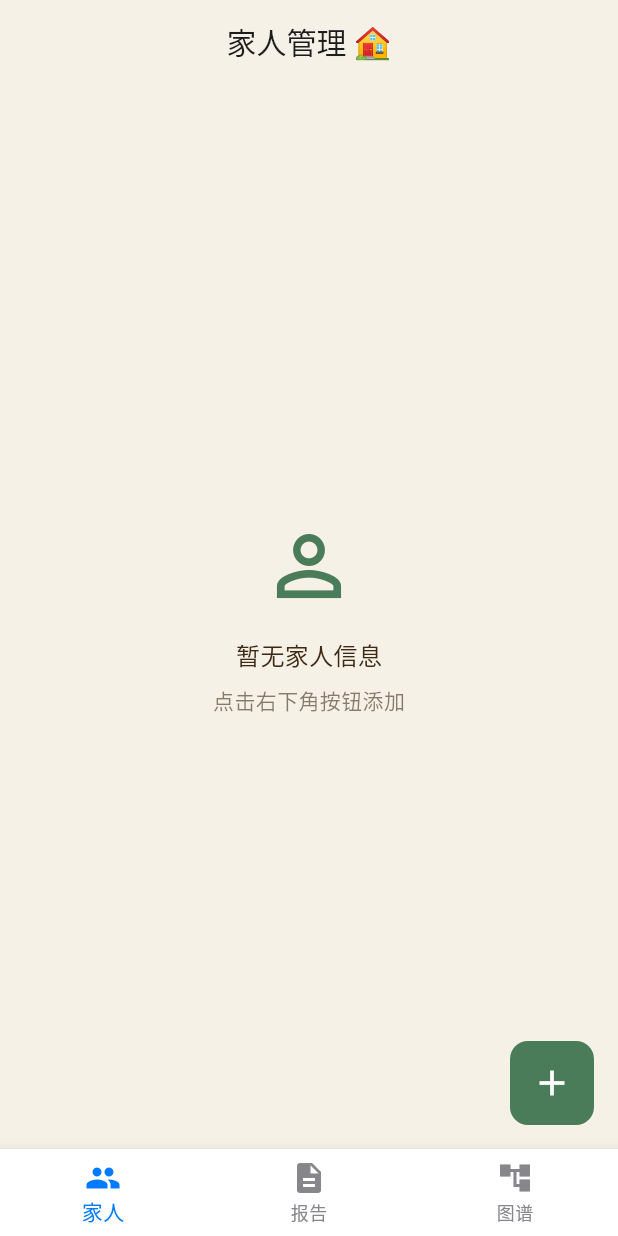
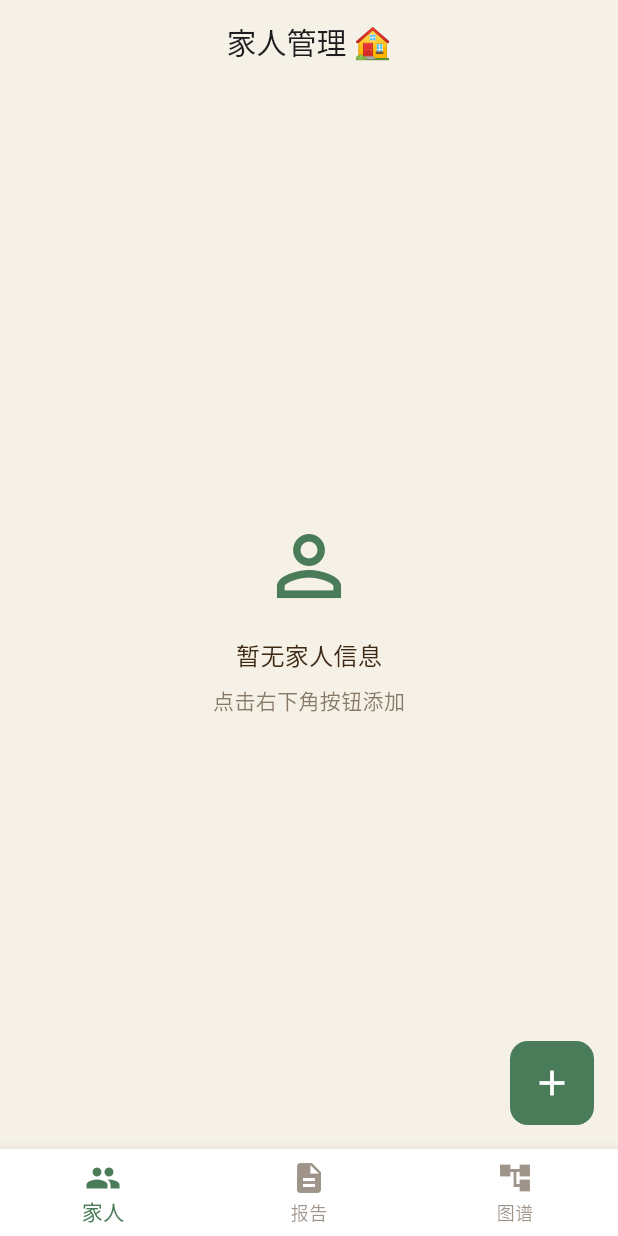
Before and after one commit to wednesdaygogo/myapp, a Flutter app: the screen it shows after launch, on a phone screen of 412 x 824 dp. Run offline on Flutter 3.47's test engine with Material 3 defaults, Android fonts, the phone set to English and light mode, and no system bars; our stand-ins replace file_picker, fl_chart, flutter_riverpod, go_router, hive, hive_flutter; missing offline and left inert: pdfrx; accounts and stored records are empty.

Commit message:
feat: add person report detail page route with crayon-style bottom nav

```diff
--- a/lib/core/router/app_router.dart
+++ b/lib/core/router/app_router.dart
@@ -1,13 +1,14 @@
 import 'package:flutter/material.dart';
 import 'package:go_router/go_router.dart';
 import 'package:flutter_riverpod/flutter_riverpod.dart';
-import '../theme/app_theme.dart';
+import '../theme/crayon_theme.dart';
 import '../../features/person/ui/pages/person_list_page.dart';
 import '../../features/person/ui/pages/person_detail_page.dart';
 import '../../features/person/ui/pages/person_form_page.dart';
 import '../../features/health_report/ui/pages/report_list_page.dart';
 import '../../features/health_report/ui/pages/report_detail_page.dart';
 import '../../features/health_report/ui/pages/report_import_page.dart';
+import '../../features/health_report/ui/pages/person_report_detail_page.dart';
 import '../../features/family_tree/ui/pages/family_tree_page.dart';
 
 // Shell with bottom navigation
@@ -29,8 +30,8 @@ class MainShell extends StatelessWidget {
       body: child,
       bottomNavigationBar: BottomNavigationBar(
         currentIndex: currentIndex,
-        selectedItemColor: AppTheme.primaryColor,
-        unselectedItemColor: AppTheme.textSecondary,
+        selectedItemColor: CrayonTheme.forestGreen,
+        unselectedItemColor: CrayonTheme.darkBrown.withValues(alpha: 0.5),
         items: const [
           BottomNavigationBarItem(icon: Icon(Icons.people), label: '家人'),
           BottomNavigationBarItem(icon: Icon(Icons.description), label: '报告'),
@@ -100,6 +101,13 @@ final goRouterProvider = Provider<GoRouter>((ref) {
             },
           ),
           GoRoute(
+            path: '/reports/person/:personId',
+            builder: (context, state) {
+              final personId = int.tryParse(state.pathParameters['personId'] ?? '') ?? 0;
+              return PersonReportDetailPage(personId: personId);
+            },
+          ),
+          GoRoute(
             path: '/family-tree',
             builder: (context, state) => const FamilyTreePage(),
           ),
```
